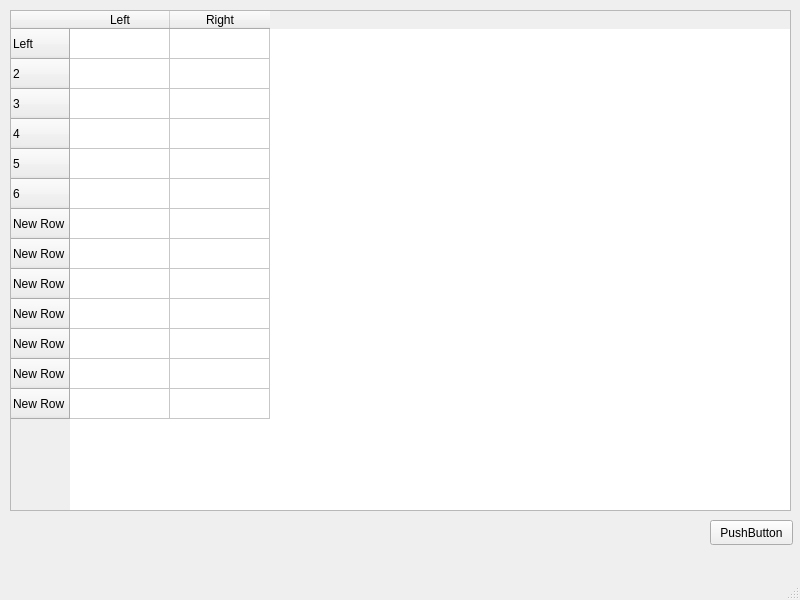
The window that mainwindow.ui (hakankhan/team28comp3004) describes before a commit, drawn with Qt 5.
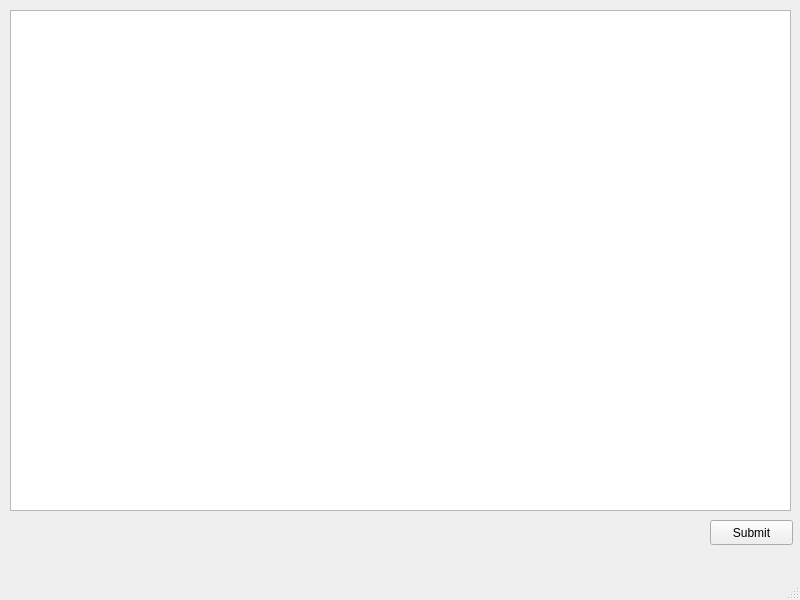
The same window after the commit. The open tabs and pages were chosen to show the change.

Commit message: made tableview

The edit to the form file:
```diff
--- a/mainwindow.ui
+++ b/mainwindow.ui
@@ -570,10 +570,10 @@
        </rect>
       </property>
       <property name="text">
-       <string>PushButton</string>
+       <string>Submit</string>
       </property>
      </widget>
-     <widget class="QTableWidget" name="scan_table">
+     <widget class="QTableView" name="tableView">
       <property name="geometry">
        <rect>
         <x>10</x>
@@ -582,81 +582,6 @@
         <height>501</height>
        </rect>
       </property>
-      <row>
-       <property name="text">
-        <string>Left</string>
-       </property>
-      </row>
-      <row>
-       <property name="text">
-        <string>2</string>
-       </property>
-      </row>
-      <row>
-       <property name="text">
-        <string>3</string>
-       </property>
-      </row>
-      <row>
-       <property name="text">
-        <string>4</string>
-       </property>
-      </row>
-      <row>
-       <property name="text">
-        <string>5</string>
-       </property>
-      </row>
-      <row>
-       <property name="text">
-        <string>6</string>
-       </property>
-      </row>
-      <row>
-       <property name="text">
-        <string>New Row</string>
-       </property>
-      </row>
-      <row>
-       <property name="text">
-        <string>New Row</string>
-       </property>
-      </row>
-      <row>
-       <property name="text">
-        <string>New Row</string>
-       </property>
-      </row>
-      <row>
-       <property name="text">
-        <string>New Row</string>
-       </property>
-      </row>
-      <row>
-       <property name="text">
-        <string>New Row</string>
-       </property>
-      </row>
-      <row>
-       <property name="text">
-        <string>New Row</string>
-       </property>
-      </row>
-      <row>
-       <property name="text">
-        <string>New Row</string>
-       </property>
-      </row>
-      <column>
-       <property name="text">
-        <string>Left</string>
-       </property>
-      </column>
-      <column>
-       <property name="text">
-        <string>Right</string>
-       </property>
-      </column>
      </widget>
     </widget>
    </widget>
```
Left out of the diff: 4 changed lines with no effect on the pictures.
